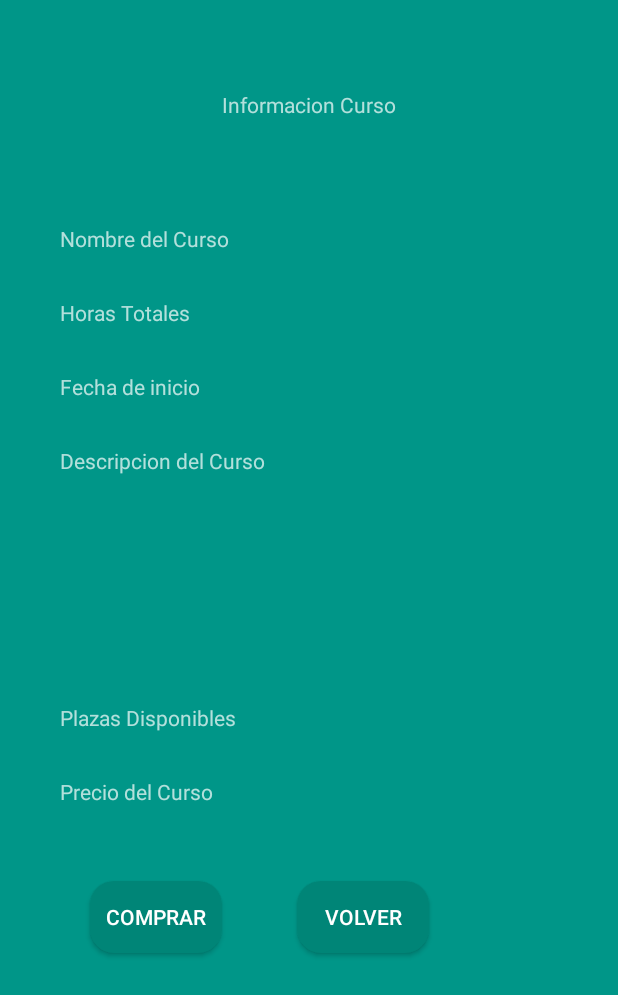
After one commit to Xons001/FutLabProyectoAndroid, an Android app: the InfDisponibles screen opened directly, with no data from a screen before it, on a phone screen of 412 x 824 dp. The commit adds this screen. Shown: the top 995 px of the screen. Run offline under Robolectric (Android 15) with nearby library versions, the phone set to English and light mode, and no system bars; 4 statements that could not run were skipped.

Commit message:
Logica ventana disponibles acabada, falta mejorarlo visualmente

```diff
--- a/app/build.gradle
+++ b/app/build.gradle
@@ -25,6 +25,8 @@ dependencies {
     implementation 'androidx.constraintlayout:constraintlayout:1.1.3'
     implementation 'com.synnapps:carouselview:0.1.5'
     implementation 'androidx.legacy:legacy-support-v4:1.0.0'
+    implementation 'androidx.annotation:annotation:1.1.0'
+    implementation 'androidx.lifecycle:lifecycle-extensions:2.2.0'
     testImplementation 'junit:junit:4.13'
     androidTestImplementation 'androidx.test.ext:junit:1.1.1'
     androidTestImplementation 'androidx.test.espresso:espresso-core:3.2.0'
--- a/app/src/main/AndroidManifest.xml
+++ b/app/src/main/AndroidManifest.xml
@@ -9,10 +9,11 @@
         android:roundIcon="@mipmap/ic_launcher_round"
         android:supportsRtl="true"
         android:theme="@style/Theme.AppCompat.NoActionBar">
-        <activity android:name=".Ventanas.CursosDisponibles"></activity>
+        <activity android:name=".Ventanas.InfDisponibles" />
+        <activity android:name=".Ventanas.CursosDisponibles" />
         <activity android:name=".Ventanas.VentanaRegistro" />
         <activity android:name=".Ventanas.VentanaCliente" />
-        <activity android:name=".Ventanas.Login">
+        <activity android:name=".Ventanas.Login" android:screenOrientation="fullSensor">
             <intent-filter>
                 <action android:name="android.intent.action.MAIN" />
 
--- a/app/src/main/java/com/example/sean_alberto_futbollab_2/Ventanas/Login.java
+++ b/app/src/main/java/com/example/sean_alberto_futbollab_2/Ventanas/Login.java
@@ -9,14 +9,11 @@ import android.util.Log;
 import android.view.View;
 import android.widget.Button;
 import android.widget.EditText;
-import android.widget.ImageView;
 import android.widget.Toast;
 
 import com.example.sean_alberto_futbollab_2.Conexion.ConexionPostgresSQL;
 import com.example.sean_alberto_futbollab_2.Objetos.Cliente;
 import com.example.sean_alberto_futbollab_2.R;
-import com.synnapps.carouselview.CarouselView;
-import com.synnapps.carouselview.ImageListener;
 
 import org.json.JSONArray;
 import org.json.JSONException;
--- /dev/null
+++ b/app/src/main/res/layout/inf_disponibles.xml
@@ -0,0 +1,158 @@
+<?xml version="1.0" encoding="utf-8"?>
+<androidx.constraintlayout.widget.ConstraintLayout xmlns:android="http://schemas.android.com/apk/res/android"
+    xmlns:app="http://schemas.android.com/apk/res-auto"
+    xmlns:tools="http://schemas.android.com/tools"
+    android:layout_width="match_parent"
+    android:layout_height="match_parent"
+    android:background="#009688"
+    tools:context=".Ventanas.InfDisponibles">
+
+    <TextView
+        android:id="@+id/infCurso"
+        android:layout_width="wrap_content"
+        android:layout_height="wrap_content"
+        android:layout_marginStart="100dp"
+        android:layout_marginTop="60dp"
+        android:layout_marginEnd="100dp"
+        android:text="@string/informacion_curso"
+        app:layout_constraintEnd_toEndOf="parent"
+        app:layout_constraintStart_toStartOf="parent"
+        app:layout_constraintTop_toTopOf="parent" />
+
+    <TextView
+        android:id="@+id/txtNombreCurso"
+        android:layout_width="wrap_content"
+        android:layout_height="wrap_content"
+        android:layout_marginStart="40dp"
+        android:layout_marginTop="70dp"
+        android:text="@string/nombre_curso"
+        app:layout_constraintStart_toStartOf="parent"
+        app:layout_constraintTop_toBottomOf="@+id/infCurso" />
+
+    <TextView
+        android:id="@+id/txtHoras"
+        android:layout_width="wrap_content"
+        android:layout_height="wrap_content"
+        android:layout_marginStart="40dp"
+        android:layout_marginTop="30dp"
+        android:text="@string/horas_totales"
+        app:layout_constraintStart_toStartOf="parent"
+        app:layout_constraintTop_toBottomOf="@+id/txtNombreCurso" />
+
+    <TextView
+        android:id="@+id/txtFechaInicio"
+        android:layout_width="wrap_content"
+        android:layout_height="wrap_content"
+        android:layout_marginStart="40dp"
+        android:layout_marginTop="30dp"
+        android:text="@string/fecha_de_inicio"
+        app:layout_constraintStart_toStartOf="parent"
+        app:layout_constraintTop_toBottomOf="@+id/txtHoras" />
+
+    <TextView
+        android:id="@+id/txtDescCurso"
+        android:layout_width="wrap_content"
+        android:layout_height="wrap_content"
+        android:layout_marginStart="40dp"
+        android:layout_marginTop="30dp"
+        android:text="@string/descripcion_del_curso"
+        app:layout_constraintStart_toStartOf="parent"
+        app:layout_constraintTop_toBottomOf="@+id/txtFechaInicio" />
+
+    <TextView
+        android:id="@+id/txtPlazasDisp"
+        android:layout_width="wrap_content"
+        android:layout_height="wrap_content"
+        android:layout_marginStart="40dp"
+        android:layout_marginTop="40dp"
+        android:text="@string/plazas_disponibles"
+        app:layout_constraintStart_toStartOf="parent"
+        app:layout_constraintTop_toBottomOf="@+id/mostrarDescCurso" />
+
+    <TextView
+        android:id="@+id/txtPrecioCurso"
+        android:layout_width="wrap_content"
+        android:layout_height="wrap_content"
+        android:layout_marginStart="40dp"
+        android:layout_marginTop="30dp"
+        android:text="@string/precio_del_curso"
+        app:layout_constraintStart_toStartOf="parent"
+        app:layout_constraintTop_toBottomOf="@+id/txtPlazasDisp" />
+
+    <TextView
+        android:id="@+id/mostrarNombreCurso"
+        android:layout_width="wrap_content"
+        android:layout_height="wrap_content"
+        android:layout_marginStart="50dp"
+        android:layout_marginTop="70dp"
+        app:layout_constraintStart_toEndOf="@+id/txtNombreCurso"
+        app:layout_constraintTop_toBottomOf="@+id/infCurso" />
+
+    <TextView
+        android:id="@+id/mostrarHoras"
+        android:layout_width="wrap_content"
+        android:layout_height="wrap_content"
+        android:layout_marginStart="75dp"
+        android:layout_marginTop="30dp"
+        app:layout_constraintStart_toEndOf="@+id/txtHoras"
+        app:layout_constraintTop_toBottomOf="@+id/mostrarNombreCurso" />
+
+    <TextView
+        android:id="@+id/mostrarFechaInicio"
+        android:layout_width="wrap_content"
+        android:layout_height="wrap_content"
+        android:layout_marginStart="69dp"
+        android:layout_marginTop="30dp"
+        app:layout_constraintStart_toEndOf="@+id/txtFechaInicio"
+        app:layout_constraintTop_toBottomOf="@+id/mostrarHoras" />
+
+    <TextView
+        android:id="@+id/mostrarDescCurso"
+        android:layout_width="352dp"
+        android:layout_height="80dp"
+        android:layout_marginStart="40dp"
+        android:layout_marginTop="32dp"
+        app:layout_constraintStart_toStartOf="parent"
+        app:layout_constraintTop_toBottomOf="@+id/txtDescCurso" />
+
+    <TextView
+        android:id="@+id/mostrarPlazas"
+        android:layout_width="wrap_content"
+        android:layout_height="wrap_content"
+        android:layout_marginStart="46dp"
+        android:layout_marginTop="40dp"
+        app:layout_constraintStart_toEndOf="@+id/txtPlazasDisp"
+        app:layout_constraintTop_toBottomOf="@+id/mostrarDescCurso" />
+
+    <TextView
+        android:id="@+id/mostrarPrecio"
+        android:layout_width="wrap_content"
+        android:layout_height="wrap_content"
+        android:layout_marginStart="61dp"
+        android:layout_marginTop="30dp"
+        app:layout_constraintStart_toEndOf="@+id/txtPrecioCurso"
+        app:layout_constraintTop_toBottomOf="@+id/mostrarPlazas" />
+
+    <Button
+        android:id="@+id/btnComprarCurso"
+        android:layout_width="wrap_content"
+        android:layout_height="wrap_content"
+        android:layout_marginStart="60dp"
+        android:layout_marginTop="50dp"
+        android:background="@drawable/button_rounded"
+        android:text="@string/comprar"
+        app:layout_constraintStart_toStartOf="parent"
+        app:layout_constraintTop_toBottomOf="@+id/txtPrecioCurso" />
+
+    <Button
+        android:id="@+id/btnVolver"
+        android:layout_width="wrap_content"
+        android:layout_height="wrap_content"
+        android:layout_marginStart="50dp"
+        android:layout_marginTop="50dp"
+        android:background="@drawable/button_rounded"
+        android:text="@string/volver_atras"
+        app:layout_constraintStart_toEndOf="@+id/btnComprarCurso"
+        app:layout_constraintTop_toBottomOf="@+id/mostrarPrecio" />
+
+</androidx.constraintlayout.widget.ConstraintLayout>
--- a/app/src/main/res/values/strings.xml
+++ b/app/src/main/res/values/strings.xml
@@ -18,4 +18,22 @@
 
     <!-- TODO: Remove or change this placeholder text -->
     <string name="hello_blank_fragment">Hello blank fragment</string>
+    <string name="nombre_curso">Nombre del Curso</string>
+    <string name="plazas_disponible">Plazas</string>
+    <string name="informacion_curso">Informacion Curso</string>
+    <string name="title_activity_login">Sign in</string>
+    <string name="prompt_email">Email</string>
+    <string name="prompt_password">Password</string>
+    <string name="action_sign_in">Sign in or register</string>
+    <string name="action_sign_in_short">Sign in</string>
+    <string name="welcome">"Welcome !"</string>
+    <string name="invalid_username">Not a valid username</string>
+    <string name="invalid_password">Password must be >5 characters</string>
+    <string name="login_failed">"Login failed"</string>
+    <string name="descripcion_del_curso">Descripcion del Curso</string>
+    <string name="fecha_de_inicio">Fecha de inicio</string>
+    <string name="horas_totales">Horas Totales</string>
+    <string name="plazas_disponibles">Plazas Disponibles</string>
+    <string name="precio_del_curso">Precio del Curso</string>
+    <string name="comprar">Comprar</string>
 </resources>
```
Also changed, not shown: app/src/main/java/com/example/sean_alberto_futbollab_2/Objetos/Grado.java (added, +51 -0 lines), app/src/main/java/com/example/sean_alberto_futbollab_2/Objetos/Master.java (added, +51 -0 lines), app/src/main/java/com/example/sean_alberto_futbollab_2/Ventanas/CursosDisponibles.java (+26 -0 lines), app/src/main/java/com/example/sean_alberto_futbollab_2/Ventanas/InfDisponibles.java (added, +217 -0 lines), app/src/main/res/layout/cursos_disponibles.xml (+23 -4 lines), app/src/main/res/layout/list_item_cursos_disponibles.xml (+11 -10 lines), app/src/main/res/layout/login.xml (+6 -4 lines), app/src/main/res/layout/ventana_cliente.xml (+9 -16 lines), app/src/main/res/layout/ventana_registro.xml (+13 -14 lines).
